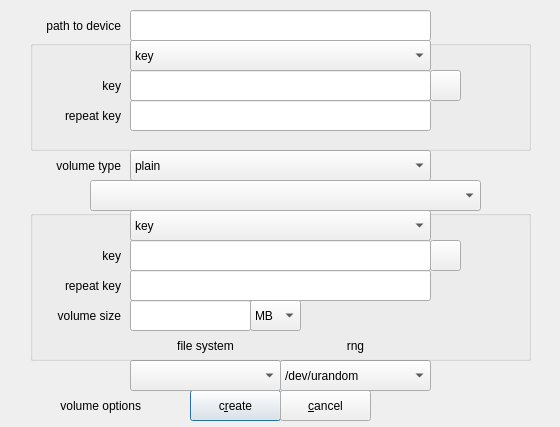
Old version of the form zuluCrypt-gui/createvolume.ui in the repository mhogomchungu/zuluCrypt.
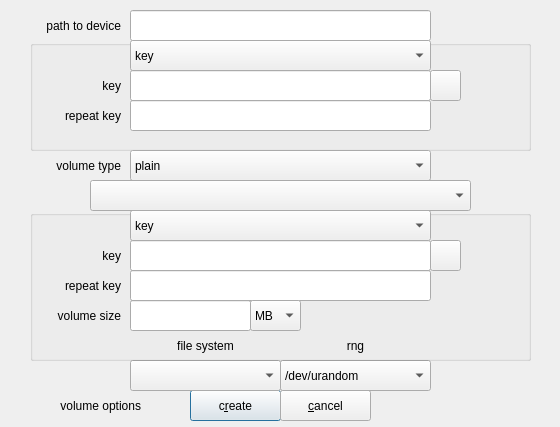
New version of the form.

```diff
--- a/zuluCrypt-gui/createvolume.ui
+++ b/zuluCrypt-gui/createvolume.ui
@@ -460,7 +460,7 @@
     <rect>
      <x>90</x>
      <y>180</y>
-     <width>391</width>
+     <width>381</width>
      <height>31</height>
     </rect>
    </property>
```
Left out of the diff: 71 changed lines with no effect on the pictures.
